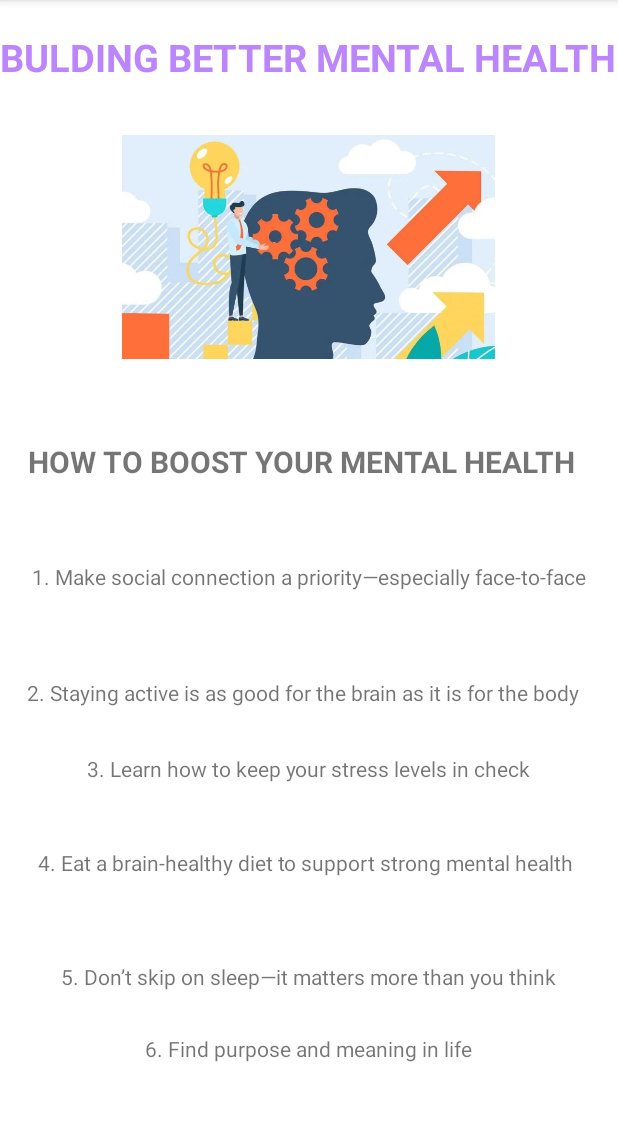
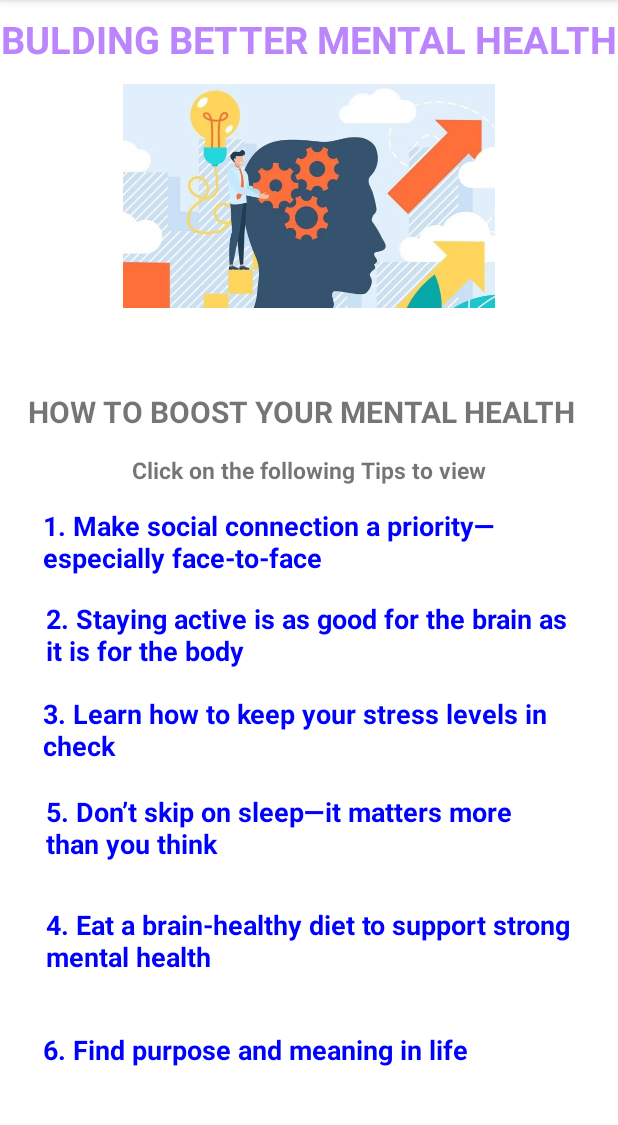
Before and after one commit to ishashivalkar25/FITNESS_APP, an Android app: the fragment MentalWellness shown on its own in the app's theme, on a phone screen of 412 x 824 dp, the part 84-1209 px from its top. Run offline under Robolectric (Android 15) with nearby library versions, the phone set to English and light mode, and no system bars.

Commit message:
Final Commit

```diff
--- a/app/src/main/java/com/example/fitnessapp/water_tracker.java
+++ b/app/src/main/java/com/example/fitnessapp/water_tracker.java
@@ -107,7 +107,7 @@ public class water_tracker extends AppCompatActivity {
     }
     private void updateProgressBar(){
         progress_bar.setProgress((int)progr);
-        text_view_progress.setText(progr+"%");
+        text_view_progress.setText(String.format("%.2f",progr)+"%");
         if(progr==100){
             Toast.makeText(water_tracker.this, "Completed your water goal today", Toast.LENGTH_SHORT).show();
         }
--- a/app/src/main/res/layout/fragment_mental_wellness.xml
+++ b/app/src/main/res/layout/fragment_mental_wellness.xml
@@ -17,22 +17,21 @@
         android:textStyle="bold"
         app:layout_constraintBottom_toBottomOf="parent"
         app:layout_constraintEnd_toEndOf="parent"
-        app:layout_constraintHorizontal_bias="0.25"
         app:layout_constraintStart_toStartOf="parent"
         app:layout_constraintTop_toTopOf="parent"
-        app:layout_constraintVertical_bias="0.028" />
+        app:layout_constraintVertical_bias="0.012" />
 
     <ImageView
         android:id="@+id/imageView3"
-        android:layout_width="406dp"
+        android:layout_width="match_parent"
         android:layout_height="149dp"
         android:src="@drawable/mentalhealth"
         app:layout_constraintBottom_toBottomOf="parent"
         app:layout_constraintEnd_toEndOf="parent"
-        app:layout_constraintHorizontal_bias="0.4"
+        app:layout_constraintHorizontal_bias="0.0"
         app:layout_constraintStart_toStartOf="parent"
         app:layout_constraintTop_toTopOf="parent"
-        app:layout_constraintVertical_bias="0.145" />
+        app:layout_constraintVertical_bias="0.09" />
 
     <TextView
         android:id="@+id/infotitle"
@@ -46,75 +45,108 @@
         app:layout_constraintHorizontal_bias="0.39"
         app:layout_constraintStart_toStartOf="parent"
         app:layout_constraintTop_toTopOf="parent"
-        app:layout_constraintVertical_bias="0.397" />
+        app:layout_constraintVertical_bias="0.352" />
 
     <TextView
         android:id="@+id/tip1"
-        android:layout_width="wrap_content"
+        android:layout_width="350dp"
         android:layout_height="wrap_content"
         android:text="1. Make social connection a priority—especially face-to-face"
+        android:textSize="18dp"
+        android:textStyle="bold"
+        android:textColor="@color/blue"
         app:layout_constraintBottom_toBottomOf="parent"
         app:layout_constraintEnd_toEndOf="parent"
+        app:layout_constraintHorizontal_bias="0.459"
         app:layout_constraintStart_toStartOf="parent"
-        app:layout_constraintTop_toTopOf="parent" />
+        app:layout_constraintTop_toBottomOf="@+id/infotitle"
+        app:layout_constraintVertical_bias="0.115" />
+
+    <TextView
+        android:id="@+id/tip4"
+        android:layout_width="350dp"
+        android:layout_height="wrap_content"
+        android:text="4. Eat a brain-healthy diet to support strong mental health"
+        android:textSize="18dp"
+        android:textStyle="bold"
+        android:textColor="@color/blue"
+        app:layout_constraintBottom_toBottomOf="parent"
+        app:layout_constraintEnd_toEndOf="parent"
+        app:layout_constraintHorizontal_bias="0.491"
+        app:layout_constraintStart_toStartOf="parent"
+        app:layout_constraintTop_toBottomOf="@+id/tips5"
+        app:layout_constraintVertical_bias="0.197" />
+
+    <TextView
+        android:id="@+id/tip6"
+        android:layout_width="350dp"
+        android:layout_height="wrap_content"
+        android:text="6. Find purpose and meaning in life"
+        android:textSize="18dp"
+        android:textColor="@color/blue"
+        android:textStyle="bold"
+        app:layout_constraintBottom_toBottomOf="parent"
+        app:layout_constraintEnd_toEndOf="parent"
+        app:layout_constraintHorizontal_bias="0.459"
+        app:layout_constraintStart_toStartOf="parent"
+        app:layout_constraintTop_toBottomOf="@+id/tip4"
+        app:layout_constraintVertical_bias="0.4" />
+
+    <TextView
+        android:id="@+id/tips5"
+        android:layout_width="350dp"
+        android:layout_height="wrap_content"
+        android:text="5. Don’t skip on sleep—it matters more than you think"
+        android:textSize="18dp"
+        android:textStyle="bold"
+        android:textColor="@color/blue"
+        app:layout_constraintBottom_toBottomOf="parent"
+        app:layout_constraintEnd_toEndOf="parent"
+        app:layout_constraintHorizontal_bias="0.491"
+        app:layout_constraintStart_toStartOf="parent"
+        app:layout_constraintTop_toBottomOf="@+id/tip3"
+        app:layout_constraintVertical_bias="0.09" />
+
+    <TextView
+        android:id="@+id/tip3"
+        android:layout_width="350dp"
+        android:layout_height="wrap_content"
+        android:text="3. Learn how to keep your stress levels in check"
+        android:textSize="18dp"
+        android:textColor="@color/blue"
+        android:textStyle="bold"
+        app:layout_constraintBottom_toBottomOf="parent"
+        app:layout_constraintEnd_toEndOf="parent"
+        app:layout_constraintHorizontal_bias="0.459"
+        app:layout_constraintStart_toStartOf="parent"
+        app:layout_constraintTop_toBottomOf="@+id/tip2"
+        app:layout_constraintVertical_bias="0.063" />
 
     <TextView
         android:id="@+id/tip2"
+        android:layout_width="350dp"
+        android:layout_height="wrap_content"
+        android:text="2. Staying active is as good for the brain as it is for the body"
+        android:textSize="18dp"
+        android:textStyle="bold"
+        android:textColor="@color/blue"
+        app:layout_constraintBottom_toBottomOf="parent"
+        app:layout_constraintEnd_toEndOf="parent"
+        app:layout_constraintHorizontal_bias="0.491"
+        app:layout_constraintStart_toStartOf="parent"
+        app:layout_constraintTop_toBottomOf="@+id/tip1"
+        app:layout_constraintVertical_bias="0.048" />
+
+    <TextView
+        android:id="@+id/textView"
         android:layout_width="wrap_content"
         android:layout_height="wrap_content"
-        android:text="2. Staying active is as good for the brain as it is for the body"
-        app:layout_constraintBottom_toBottomOf="parent"
+        android:text="Click on the following Tips to view"
+        android:textSize="15dp"
+        android:textStyle="bold"
+        app:layout_constraintBottom_toTopOf="@+id/tip1"
         app:layout_constraintEnd_toEndOf="parent"
-        app:layout_constraintHorizontal_bias="0.41"
         app:layout_constraintStart_toStartOf="parent"
-        app:layout_constraintTop_toTopOf="parent"
-        app:layout_constraintVertical_bias="0.604" />
+        app:layout_constraintTop_toBottomOf="@+id/infotitle" />
 
-    <TextView
-        android:id="@+id/tip3"
-        android:layout_width="wrap_content"
-        android:layout_height="wrap_content"
-        android:text="3. Learn how to keep your stress levels in check"
-        app:layout_constraintBottom_toBottomOf="parent"
-        app:layout_constraintEnd_toEndOf="parent"
-        app:layout_constraintHorizontal_bias="0.498"
-        app:layout_constraintStart_toStartOf="parent"
-        app:layout_constraintTop_toTopOf="parent"
-        app:layout_constraintVertical_bias="0.671" />
-
-    <TextView
-        android:id="@+id/tip4"
-        android:layout_width="wrap_content"
-        android:layout_height="wrap_content"
-        android:text="4. Eat a brain-healthy diet to support strong mental health"
-        app:layout_constraintBottom_toBottomOf="parent"
-        app:layout_constraintEnd_toEndOf="parent"
-        app:layout_constraintHorizontal_bias="0.458"
-        app:layout_constraintStart_toStartOf="parent"
-        app:layout_constraintTop_toTopOf="parent"
-        app:layout_constraintVertical_bias="0.755" />
-
-    <TextView
-        android:id="@+id/tips5"
-        android:layout_width="wrap_content"
-        android:layout_height="wrap_content"
-        android:text="5. Don’t skip on sleep—it matters more than you think"
-        app:layout_constraintBottom_toBottomOf="parent"
-        app:layout_constraintEnd_toEndOf="parent"
-        app:layout_constraintHorizontal_bias="0.492"
-        app:layout_constraintStart_toStartOf="parent"
-        app:layout_constraintTop_toTopOf="parent"
-        app:layout_constraintVertical_bias="0.857" />
-
-    <TextView
-        android:id="@+id/tip6"
-        android:layout_width="wrap_content"
-        android:layout_height="wrap_content"
-        android:text="6. Find purpose and meaning in life"
-        app:layout_constraintBottom_toBottomOf="parent"
-        app:layout_constraintEnd_toEndOf="parent"
-        app:layout_constraintHorizontal_bias="0.497"
-        app:layout_constraintStart_toStartOf="parent"
-        app:layout_constraintTop_toTopOf="parent"
-        app:layout_constraintVertical_bias="0.921" />
 </androidx.constraintlayout.widget.ConstraintLayout>
```
